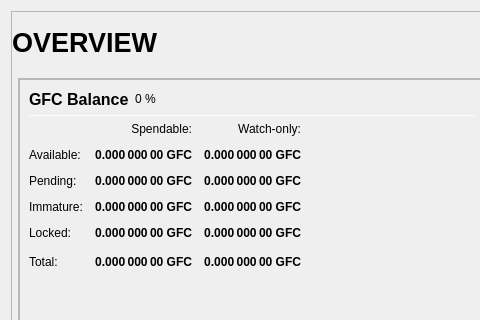
Old version of the form src/qt/forms/overviewpage.ui in the repository GoFundDev/GO-FUND; both pictures show x 0 to 480 and y 0 to 320 of the 978 by 841 pixel window.
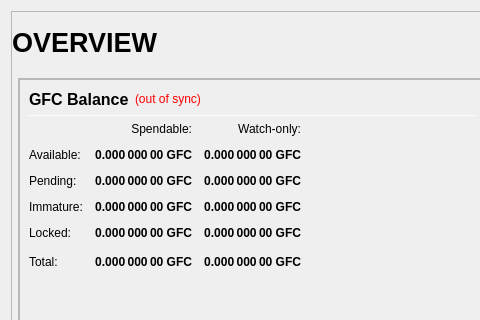
New version of the form.

Commit message: [WIP] qt rebranding (zerocoin)

What changed in the file:
```diff
--- a/src/qt/forms/overviewpage.ui
+++ b/src/qt/forms/overviewpage.ui
@@ -245,9 +245,21 @@
                         </widget>
                        </item>
                        <item>
-                        <widget class="QLabel" name="labelGFCPercent">
+                        <widget class="QLabel" name="labelWalletStatus">
+                         <property name="cursor">
+                          <cursorShape>WhatsThisCursor</cursorShape>
+                         </property>
+                         <property name="toolTip">
+                          <string>The displayed information may be out of date. Your wallet automatically synchronizes with the PIVX network after a connection is established, but this process has not completed yet.</string>
+                         </property>
+                         <property name="styleSheet">
+                          <string notr="true">QLabel { color: red; }</string>
+                         </property>
                          <property name="text">
-                          <string notr="true">0 %</string>
+                          <string notr="true">(out of sync)</string>
+                         </property>
+                         <property name="alignment">
+                          <set>Qt::AlignLeading|Qt::AlignLeft|Qt::AlignVCenter</set>
                          </property>
                         </widget>
                        </item>
```
The commit also changes 1 other file.
